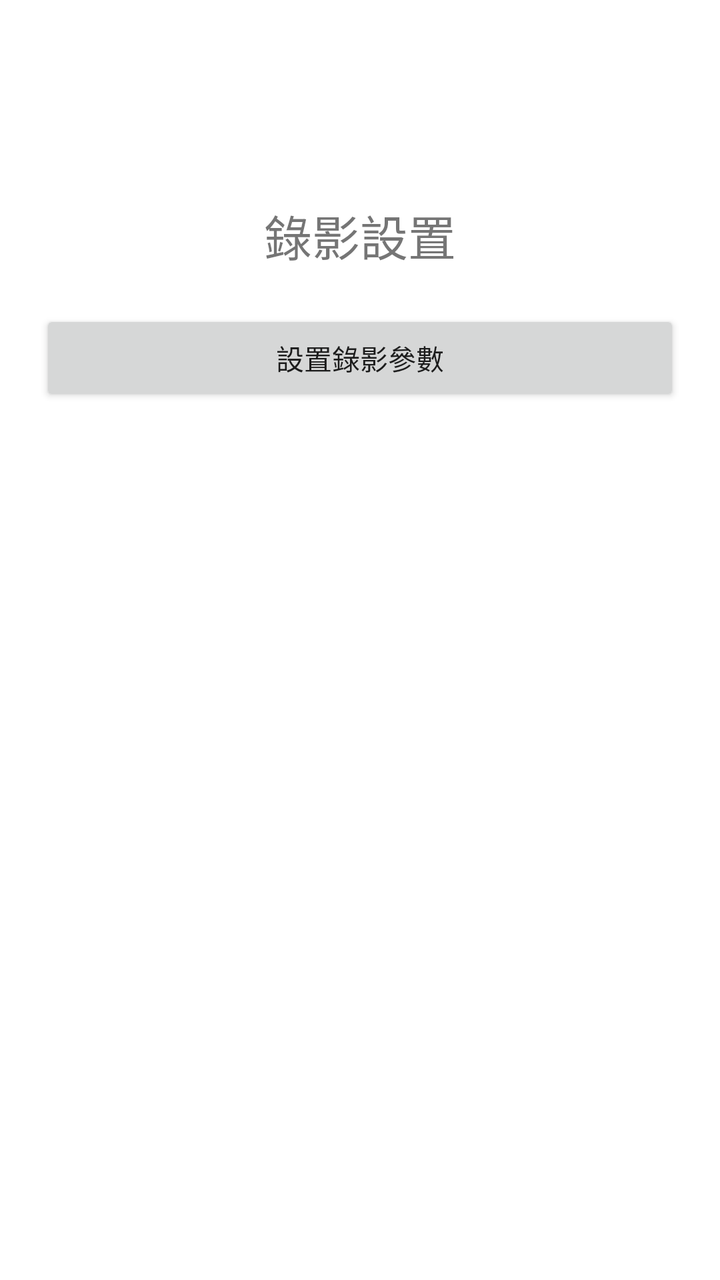
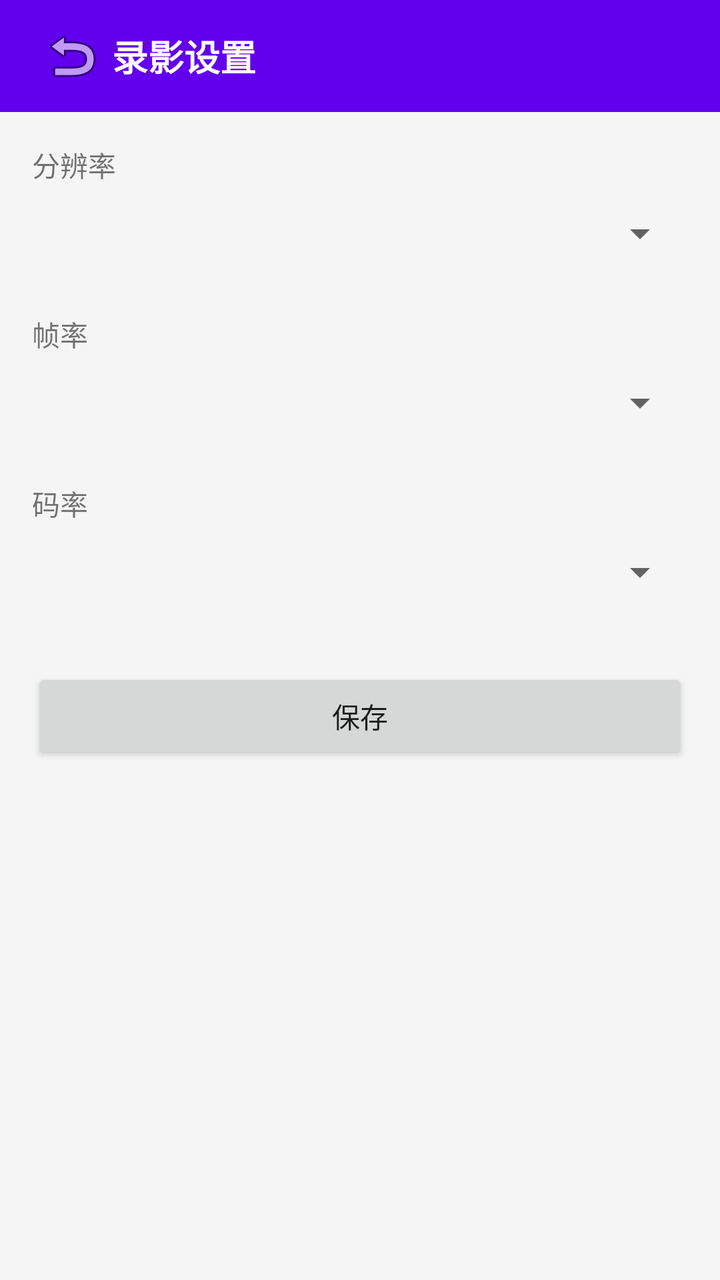

Before-and-after screenshots of an Android layout around one commit, followed by the original layout XML and the change that was made.
<!-- AndroidManifest.xml: application theme AppTheme -->
<!-- res/layout/activity_record_set_video.xml -->
<?xml version="1.0" encoding="utf-8"?>
<LinearLayout xmlns:android="http://schemas.android.com/apk/res/android"
    android:layout_width="match_parent"
    android:layout_height="match_parent"
    android:orientation="vertical"
    android:background="#FFFFFF">

    <TextView
        android:layout_width="match_parent"
        android:layout_height="wrap_content"
        android:text="錄影設置"
        android:textSize="24sp"
        android:gravity="center"
        android:layout_marginTop="100dp"/>

    <Button
        android:layout_width="match_parent"
        android:layout_height="wrap_content"
        android:text="設置錄影參數"
        android:layout_margin="20dp"/>
</LinearLayout>
<!-- resources referenced by this layout -->
<resources>
  <style name="AppTheme" parent="Theme.AppCompat.Light.NoActionBar">
          <item name="colorPrimary">#FF6200EE</item>
          <item name="colorPrimaryDark">#FF3700B3</item>
          <item name="colorAccent">#FF03DAC5</item>
      </style>
</resources>

<!-- the commit's change to res/layout/activity_record_set_video.xml (unified diff, before → after) -->
@@ -1,21 +1,25 @@
 <?xml version="1.0" encoding="utf-8"?>
 <LinearLayout xmlns:android="http://schemas.android.com/apk/res/android"
-    android:layout_width="match_parent"
-    android:layout_height="match_parent"
-    android:orientation="vertical"
-    android:background="#FFFFFF">
+    android:layout_width="match_parent" android:layout_height="match_parent"
+    android:orientation="vertical" android:background="#F5F5F5">
 
-    <TextView
-        android:layout_width="match_parent"
-        android:layout_height="wrap_content"
-        android:text="錄影設置"
-        android:textSize="24sp"
-        android:gravity="center"
-        android:layout_marginTop="100dp"/>
+    <LinearLayout android:layout_width="match_parent" android:layout_height="56dp"
+        android:background="#FF6200EE" android:gravity="center_vertical" android:paddingHorizontal="16dp">
+        <ImageButton android:id="@+id/btn_back" android:layout_width="40dp" android:layout_height="40dp"
+            android:src="@android:drawable/ic_menu_revert" android:background="?attr/selectableItemBackgroundBorderless"/>
+        <TextView android:layout_width="0dp" android:layout_height="wrap_content" android:layout_weight="1"
+            android:text="录影设置" android:textColor="#FFFFFF" android:textSize="18sp" android:textStyle="bold"/>
+    </LinearLayout>
 
-    <Button
-        android:layout_width="match_parent"
-        android:layout_height="wrap_content"
-        android:text="設置錄影參數"
-        android:layout_margin="20dp"/>
+    <LinearLayout android:layout_width="match_parent" android:layout_height="0dp"
+        android:layout_weight="1" android:orientation="vertical" android:padding="16dp">
+        <TextView android:layout_width="wrap_content" android:layout_height="wrap_content" android:text="分辨率"/>
+        <Spinner android:id="@+id/sp_resolution" android:layout_width="match_parent" android:layout_height="48dp"/>
+        <TextView android:layout_width="wrap_content" android:layout_height="wrap_content" android:text="帧率" android:layout_marginTop="16dp"/>
+        <Spinner android:id="@+id/sp_fps" android:layout_width="match_parent" android:layout_height="48dp"/>
+        <TextView android:layout_width="wrap_content" android:layout_height="wrap_content" android:text="码率" android:layout_marginTop="16dp"/>
+        <Spinner android:id="@+id/sp_bitrate" android:layout_width="match_parent" android:layout_height="48dp"/>
+        <Button android:id="@+id/btn_save" android:layout_width="match_parent" android:layout_height="48dp"
+            android:text="保存" android:layout_marginTop="24dp"/>
+    </LinearLayout>
 </LinearLayout>
